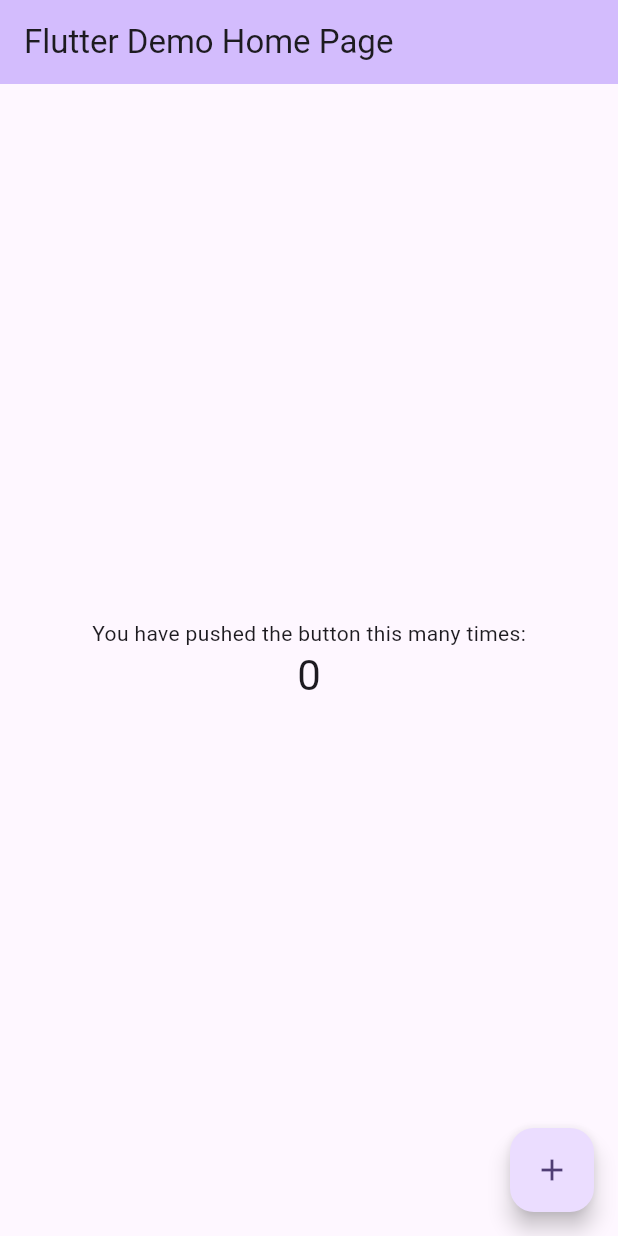
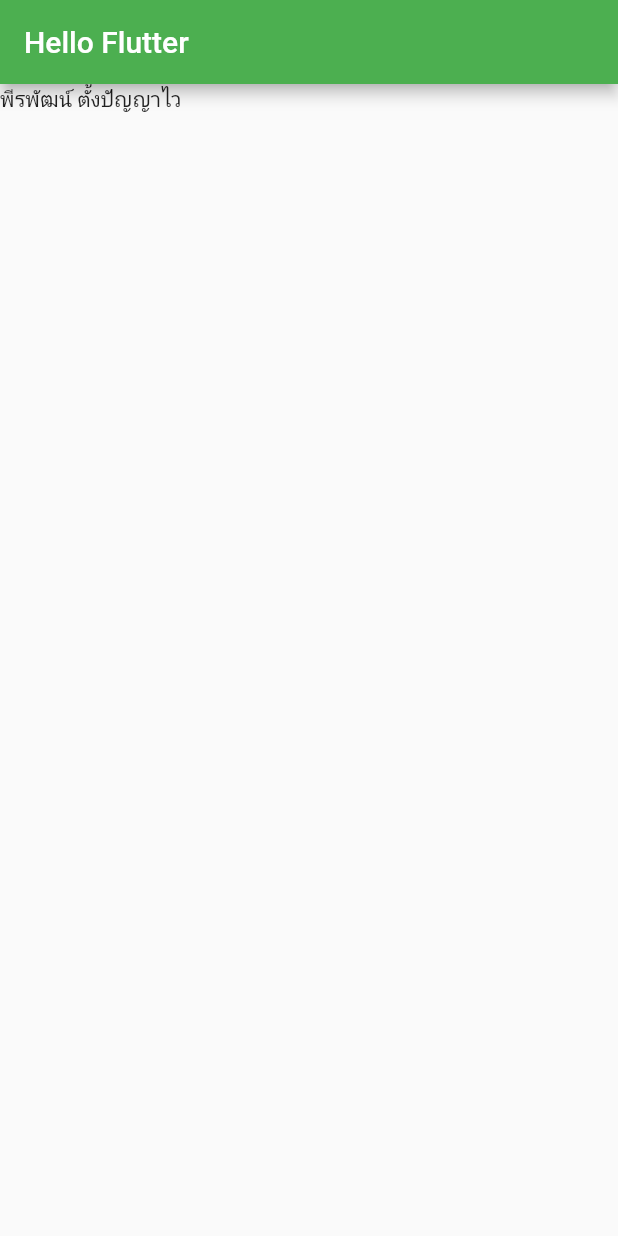
Before and after one commit to peerapattop/flutter-basic, a Flutter app: the screen it shows after launch, on a phone screen of 412 x 824 dp. Run offline on Flutter 3.47's test engine with Material 2 defaults, Android fonts, the phone set to English and light mode, and no system bars.

Commit message:
เปลี่ยนชื่อแอพ,Scaffold,เปลี่ยนสีของแอพ

```diff
--- a/lib/main.dart
+++ b/lib/main.dart
@@ -1,125 +1,15 @@
 import 'package:flutter/material.dart';
 
 void main() {
-  runApp(const MyApp());
+  var app = MaterialApp(
+    title: "My App",
+    home: Scaffold(
+      appBar: AppBar(
+        title: Text("Hello Flutter"),
+      ),
+      body: Text("พีรพัฒน์ ตั้งปัญญาไว"),
+    ),
+    theme: ThemeData(primarySwatch: Colors.green),
+  );
+  runApp(app);
 }
-
-class MyApp extends StatelessWidget {
-  const MyApp({super.key});
-
-  // This widget is the root of your application.
-  @override
-  Widget build(BuildContext context) {
-    return MaterialApp(
-      title: 'Flutter Demo',
-      theme: ThemeData(
-        // This is the theme of your application.
-        //
-        // TRY THIS: Try running your application with "flutter run". You'll see
-        // the application has a blue toolbar. Then, without quitting the app,
-        // try changing the seedColor in the colorScheme below to Colors.green
-        // and then invoke "hot reload" (save your changes or press the "hot
-        // reload" button in a Flutter-supported IDE, or press "r" if you used
-        // the command line to start the app).
-        //
-        // Notice that the counter didn't reset back to zero; the application
-        // state is not lost during the reload. To reset the state, use hot
-        // restart instead.
-        //
-        // This works for code too, not just values: Most code changes can be
-        // tested with just a hot reload.
-        colorScheme: ColorScheme.fromSeed(seedColor: Colors.deepPurple),
-        useMaterial3: true,
-      ),
-      home: const MyHomePage(title: 'Flutter Demo Home Page'),
-    );
-  }
-}
-
-class MyHomePage extends StatefulWidget {
-  const MyHomePage({super.key, required this.title});
-
-  // This widget is the home page of your application. It is stateful, meaning
-  // that it has a State object (defined below) that contains fields that affect
-  // how it looks.
-
-  // This class is the configuration for the state. It holds the values (in this
-  // case the title) provided by the parent (in this case the App widget) and
-  // used by the build method of the State. Fields in a Widget subclass are
-  // always marked "final".
-
-  final String title;
-
-  @override
-  State<MyHomePage> createState() => _MyHomePageState();
-}
-
-class _MyHomePageState extends State<MyHomePage> {
-  int _counter = 0;
-
-  void _incrementCounter() {
-    setState(() {
-      // This call to setState tells the Flutter framework that something has
-      // changed in this State, which causes it to rerun the build method below
-      // so that the display can reflect the updated values. If we changed
-      // _counter without calling setState(), then the build method would not be
-      // called again, and so nothing would appear to happen.
-      _counter++;
-    });
-  }
-
-  @override
-  Widget build(BuildContext context) {
-    // This method is rerun every time setState is called, for instance as done
-    // by the _incrementCounter method above.
-    //
-    // The Flutter framework has been optimized to make rerunning build methods
-    // fast, so that you can just rebuild anything that needs updating rather
-    // than having to individually change instances of widgets.
-    return Scaffold(
-      appBar: AppBar(
-        // TRY THIS: Try changing the color here to a specific color (to
-        // Colors.amber, perhaps?) and trigger a hot reload to see the AppBar
-        // change color while the other colors stay the same.
-        backgroundColor: Theme.of(context).colorScheme.inversePrimary,
-        // Here we take the value from the MyHomePage object that was created by
-        // the App.build method, and use it to set our appbar title.
-        title: Text(widget.title),
-      ),
-      body: Center(
-        // Center is a layout widget. It takes a single child and positions it
-        // in the middle of the parent.
-        child: Column(
-          // Column is also a layout widget. It takes a list of children and
-          // arranges them vertically. By default, it sizes itself to fit its
-          // children horizontally, and tries to be as tall as its parent.
-          //
-          // Column has various properties to control how it sizes itself and
-          // how it positions its children. Here we use mainAxisAlignment to
-          // center the children vertically; the main axis here is the vertical
-          // axis because Columns are vertical (the cross axis would be
-          // horizontal).
-          //
-          // TRY THIS: Invoke "debug painting" (choose the "Toggle Debug Paint"
-          // action in the IDE, or press "p" in the console), to see the
-          // wireframe for each widget.
-          mainAxisAlignment: MainAxisAlignment.center,
-          children: <Widget>[
-            const Text(
-              'You have pushed the button this many times:',
-            ),
-            Text(
-              '$_counter',
-              style: Theme.of(context).textTheme.headlineMedium,
-            ),
-          ],
-        ),
-      ),
-      floatingActionButton: FloatingActionButton(
-        onPressed: _incrementCounter,
-        tooltip: 'Increment',
-        child: const Icon(Icons.add),
-      ), // This trailing comma makes auto-formatting nicer for build methods.
-    );
-  }
-}
```
Also changed, not shown: 2 other files.
